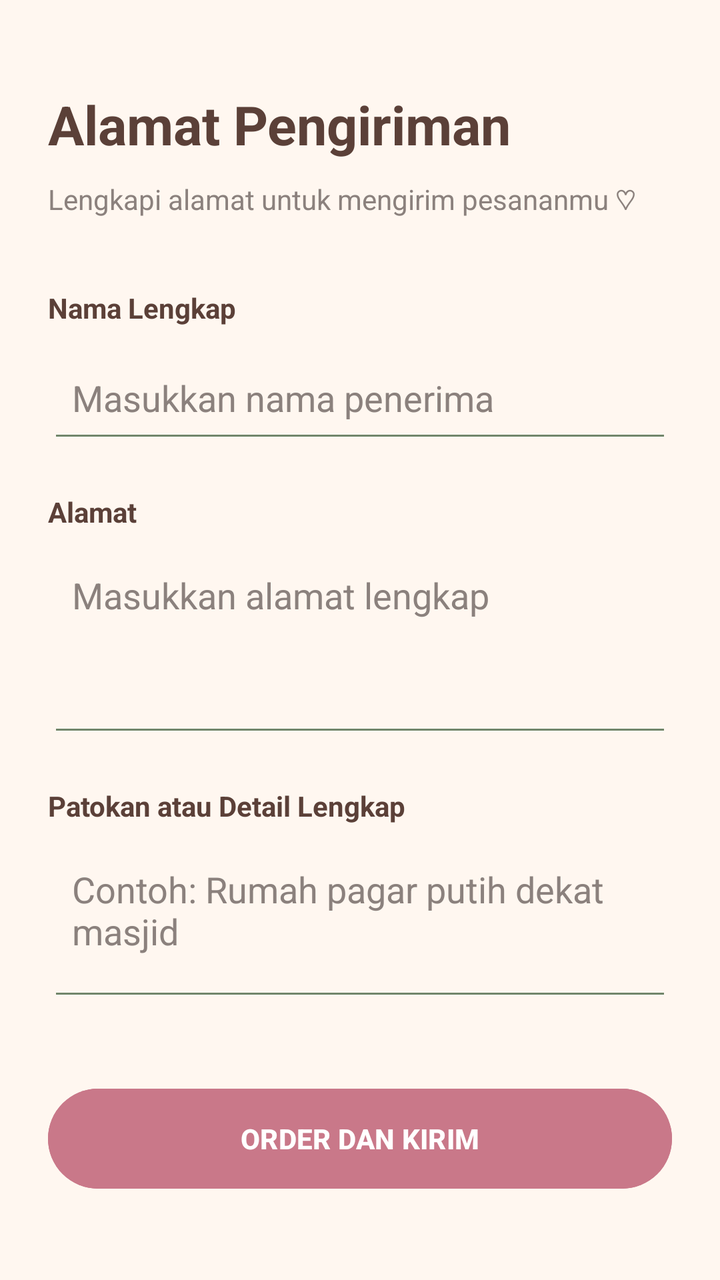
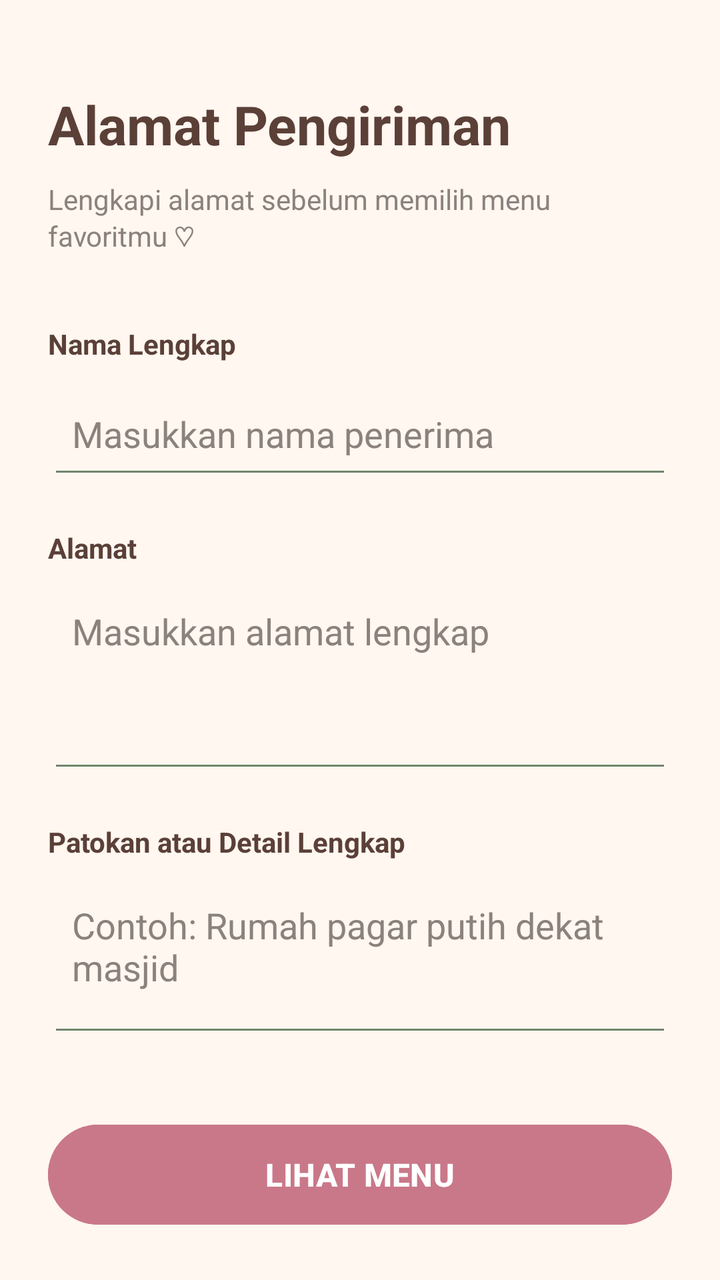

Before-and-after screenshots of an Android layout around one commit, followed by the original layout XML and the change that was made.
<!-- AndroidManifest.xml: application theme Theme.KopiDanNyemil -->
<!-- res/layout/activity_address.xml -->
<?xml version="1.0" encoding="utf-8"?>
<LinearLayout xmlns:android="http://schemas.android.com/apk/res/android"
    android:layout_width="match_parent"
    android:layout_height="match_parent"
    android:orientation="vertical"
    android:background="@color/cream"
    android:padding="24dp">

    <TextView
        android:layout_width="match_parent"
        android:layout_height="wrap_content"
        android:text="Alamat Pengiriman"
        android:textColor="@color/cocoa"
        android:textSize="27sp"
        android:textStyle="bold"
        android:layout_marginTop="20dp" />

    <TextView
        android:layout_width="match_parent"
        android:layout_height="wrap_content"
        android:layout_marginTop="10dp"
        android:text="Lengkapi alamat untuk mengirim pesananmu ♡"
        android:textColor="@color/gray"
        android:textSize="14sp" />

    <TextView
        android:layout_width="match_parent"
        android:layout_height="wrap_content"
        android:layout_marginTop="35dp"
        android:text="Nama Lengkap"
        android:textColor="@color/cocoa"
        android:textStyle="bold"
        android:textSize="14sp" />

    <EditText
        android:id="@+id/etRecipient"
        android:layout_width="match_parent"
        android:layout_height="55dp"
        android:layout_marginTop="8dp"
        android:backgroundTint="@color/matcha_dark"
        android:hint="Masukkan nama penerima"
        android:inputType="textPersonName"
        android:padding="12dp"
        android:textColor="@color/cocoa"
        android:textColorHint="@color/gray" />

    <TextView
        android:layout_width="match_parent"
        android:layout_height="wrap_content"
        android:layout_marginTop="20dp"
        android:text="Alamat"
        android:textColor="@color/cocoa"
        android:textStyle="bold"
        android:textSize="14sp" />

    <EditText
        android:id="@+id/etAddress"
        android:layout_width="match_parent"
        android:layout_height="100dp"
        android:layout_marginTop="8dp"
        android:backgroundTint="@color/matcha_dark"
        android:gravity="top"
        android:hint="Masukkan alamat lengkap"
        android:inputType="textPostalAddress|textMultiLine"
        android:padding="12dp"
        android:textColor="@color/cocoa"
        android:textColorHint="@color/gray" />

    <TextView
        android:layout_width="match_parent"
        android:layout_height="wrap_content"
        android:layout_marginTop="20dp"
        android:text="Patokan atau Detail Lengkap"
        android:textColor="@color/cocoa"
        android:textStyle="bold"
        android:textSize="14sp" />

    <EditText
        android:id="@+id/etDetail"
        android:layout_width="match_parent"
        android:layout_height="85dp"
        android:layout_marginTop="8dp"
        android:backgroundTint="@color/matcha_dark"
        android:gravity="top"
        android:hint="Contoh: Rumah pagar putih dekat masjid"
        android:inputType="textMultiLine"
        android:padding="12dp"
        android:textColor="@color/cocoa"
        android:textColorHint="@color/gray" />

    <Button
        android:id="@+id/btnOrderSend"
        android:layout_width="match_parent"
        android:layout_height="58dp"
        android:layout_marginTop="35dp"
        android:backgroundTint="@color/strawberry_dark"
        android:text="ORDER DAN KIRIM"
        android:textColor="@color/white"
        android:textStyle="bold" />

</LinearLayout>
<!-- resources referenced by this layout -->
<resources>
  <color name="cocoa">#5B4038</color>
  <color name="cream">#FFF7F0</color>
  <color name="gray">#8B817D</color>
  <color name="matcha_dark">#71866B</color>
  <color name="strawberry_dark">#C97889</color>
  <color name="white">#FFFFFF</color>
  <style name="Theme.KopiDanNyemil" parent="Base.Theme.KopiDanNyemil" />
  <style name="Base.Theme.KopiDanNyemil" parent="Theme.Material3.DayNight.NoActionBar">
          
          
      </style>
</resources>

<!-- the commit's change to res/layout/activity_address.xml (unified diff, before → after) -->
@@ -19,7 +19,7 @@
         android:layout_width="match_parent"
         android:layout_height="wrap_content"
         android:layout_marginTop="10dp"
-        android:text="Lengkapi alamat untuk mengirim pesananmu ♡"
+        android:text="Lengkapi alamat sebelum memilih menu favoritmu ♡"
         android:textColor="@color/gray"
         android:textSize="14sp" />
 
@@ -94,8 +94,10 @@
         android:layout_height="58dp"
         android:layout_marginTop="35dp"
         android:backgroundTint="@color/strawberry_dark"
-        android:text="ORDER DAN KIRIM"
+        android:text="LIHAT MENU"
+        android:textAllCaps="false"
         android:textColor="@color/white"
-        android:textStyle="bold" />
+        android:textStyle="bold"
+        android:textSize="16sp" />
 
 </LinearLayout>
